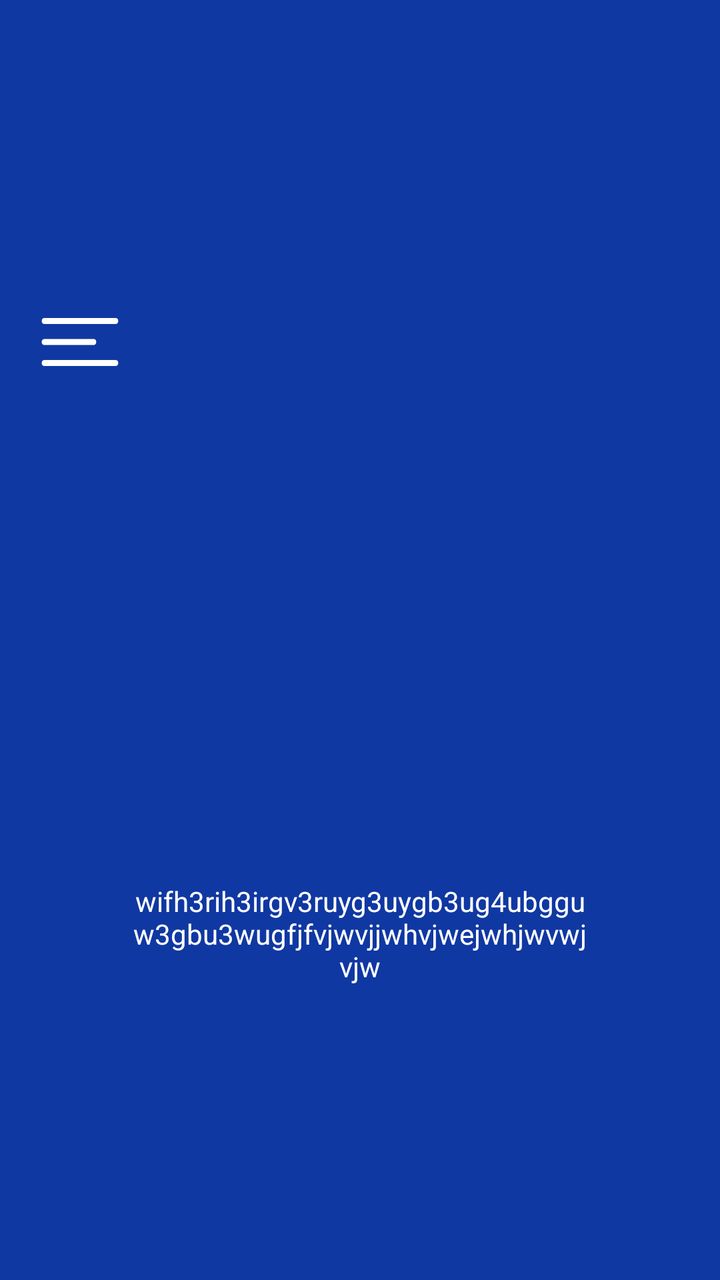
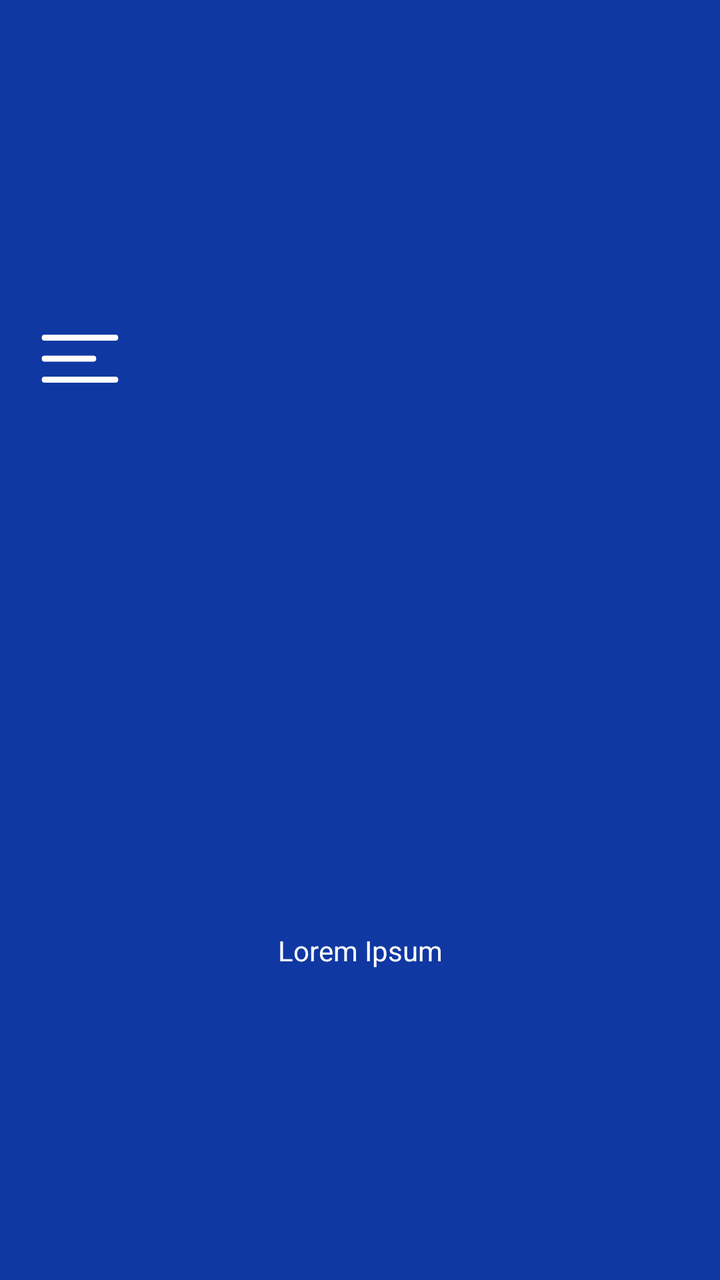

Compare the two renders of this Android layout. The source of the first and the diff that turns it into the second are given below.
<!-- AndroidManifest.xml: application theme Theme.MangaCheck -->
<!-- res/layout/top_bar_layout.xml -->
<?xml version="1.0" encoding="utf-8"?>
<RelativeLayout
    xmlns:android="http://schemas.android.com/apk/res/android"
    android:layout_width="match_parent"
    android:layout_height="wrap_content"
    android:background="?colorPrimary"
    android:orientation="horizontal"
    android:clipChildren="false"
    android:clipToPadding="false"
    android:gravity="center"
    android:fitsSystemWindows="true">

    <Button
        android:layout_width="@dimen/card_icon_button"
        android:layout_height="@dimen/card_icon_button"
        android:background="@drawable/hamburger_menu_icon"
        android:layout_marginStart="@dimen/card_elements_margin"/>

    <TextView
        android:layout_width="match_parent"
        android:layout_height="wrap_content"
        android:layout_centerInParent="true"
        android:gravity="center"
        android:paddingHorizontal="@dimen/top_bar_title_margin"
        android:text="wifh3rih3irgv3ruyg3uygb3ug4ubgguw3gbu3wugfjfvjwvjjwhvjwejwhjwvwjvjw"
        android:textColor="?colorOnPrimary" />

</RelativeLayout>
<!-- resources referenced by this layout -->
<resources>
  <dimen name="card_elements_margin">16dp</dimen>
  <dimen name="card_icon_button">48dp</dimen>
  <dimen name="top_bar_title_margin">64dp</dimen>
  <!-- drawable hamburger_menu_icon (drawable) -->
  <layer-list xmlns:android="http://schemas.android.com/apk/res/android">
      <item>
          <vector
              android:width="10dp"
              android:height="10dp"
              android:autoMirrored="true"
              android:tint="?colorOnPrimary"
              android:viewportWidth="960"
              android:viewportHeight="960">
              <path
                  android:fillColor="?colorOutlineVariant"
                  android:pathData="M 120 720 c -30 0 -30 -60 0 -60 h 720 c 30 0 30 60 0 60 z
                                    m 0 -210 c -30 0 -30 -60 0 -60 h 500 c 30 0 30 60 0 60 z
                                    m 0 -210 c -30 0 -30 -60 0 -60 h 720 c 30 0 30 60 0 60 z" />
          </vector>
      </item>
  </layer-list>
  <style name="Theme.MangaCheck" parent="Theme.AppCompat">
          
          <item name="colorPrimary">@color/primary_35</item>
          <item name="colorPrimaryContainer">@color/primary_80</item>
          <item name="colorOnPrimary">@color/white</item>
          <item name="colorOnPrimaryContainer">@color/primary_20</item>
  
          
          <item name="colorSecondary">@color/secondary_35</item>
          <item name="colorSecondaryContainer">@color/secondary_80</item>
          <item name="colorOnSecondary">@color/white</item>
          <item name="colorOnSecondaryContainer">@color/secondary_20</item>
  
          
          <item name="colorTertiary">@color/tertiary_35</item>
          <item name="colorTertiaryContainer">@color/tertiary_80</item>
          <item name="colorOnTertiary">@color/white</item>
          <item name="colorOnTertiaryContainer">@color/tertiary_20</item>
  
          
          <item name="colorError">@color/error_35</item>
          <item name="colorErrorContainer">@color/error_80</item>
          <item name="colorOnError">@color/white</item>
          <item name="colorOnErrorContainer">@color/error_20</item>
  
          
          <item name="backgroundColor">@color/Natural_80</item>
          <item name="colorOnBackground">@color/Natural_10</item>
  
          
          <item name="colorSurface">@color/Natural_95</item>
          <item name="colorOnSurface">@color/Natural_10</item>
          <item name="colorSurfaceInverse">@color/Natural_20</item>
  
          
          <item name="colorSurfaceVariant">@color/VNatural_90</item>
          <item name="colorOnSurfaceVariant">@color/VNatural_30</item>
  
          <item name="colorOutline">@color/VNatural_50</item>
          <item name="colorOutlineVariant">@color/VNatural_80</item>
  
          <item name="android:spinnerItemStyle">@style/mySpinnerItemSelectedStyle</item>
      </style>
  <color name="primary_35">#1038A2</color>
  <color name="primary_80">#A3B9F5</color>
  <color name="white">#FFFFFFFF</color>
  <color name="primary_20">#0A205C</color>
  <color name="secondary_35">#0A9FA9</color>
  <color name="secondary_80">#9FF4F9</color>
  <color name="secondary_20">#065B60</color>
  <color name="tertiary_35">#3D4C76</color>
  <color name="tertiary_80">#BCC4DC</color>
  <color name="tertiary_20">#232B43</color>
  <color name="error_35">#B22200</color>
  <color name="error_80">#FFAC99</color>
  <color name="error_20">#661300</color>
  <color name="Natural_80">#C4C9D4</color>
  <color name="Natural_10">#16181D</color>
  <color name="Natural_95">#F0F1F4</color>
  <color name="Natural_20">#2B303B</color>
  <color name="VNatural_90">#E2E9E9</color>
  <color name="VNatural_30">#415658</color>
  <color name="VNatural_50">#6C9093</color>
  <color name="VNatural_80">#C4D3D4</color>
  <style name="mySpinnerItemSelectedStyle" parent="@android:style/Widget.Holo.TextView.SpinnerItem">
          <item name="android:textColor">@color/black</item>
      </style>
  <color name="black">#FF000000</color>
</resources>

<!-- the commit's change to res/layout/top_bar_layout.xml (unified diff, before → after) -->
@@ -22,7 +22,7 @@
         android:layout_centerInParent="true"
         android:gravity="center"
         android:paddingHorizontal="@dimen/top_bar_title_margin"
-        android:text="wifh3rih3irgv3ruyg3uygb3ug4ubgguw3gbu3wugfjfvjwvjjwhvjwejwhjwvwjvjw"
+        android:text="@string/missing"
         android:textColor="?colorOnPrimary" />
 
 </RelativeLayout>
<!-- resource entries referenced after the edit -->
@@ -21,6 +21,7 @@
           </vector>
       </item>
   </layer-list>
+  <string name="missing">Lorem Ipsum</string>
   <style name="Theme.MangaCheck" parent="Theme.AppCompat">
           
           <item name="colorPrimary">@color/primary_35</item>
